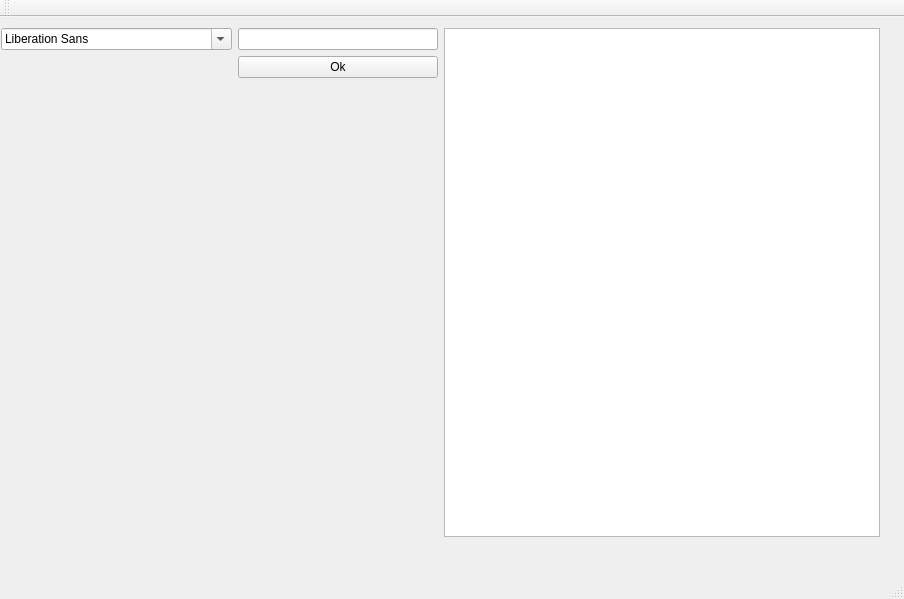
First picture: the form in interface/mainwindow.ui, repository yetione/neuro, before the edit.
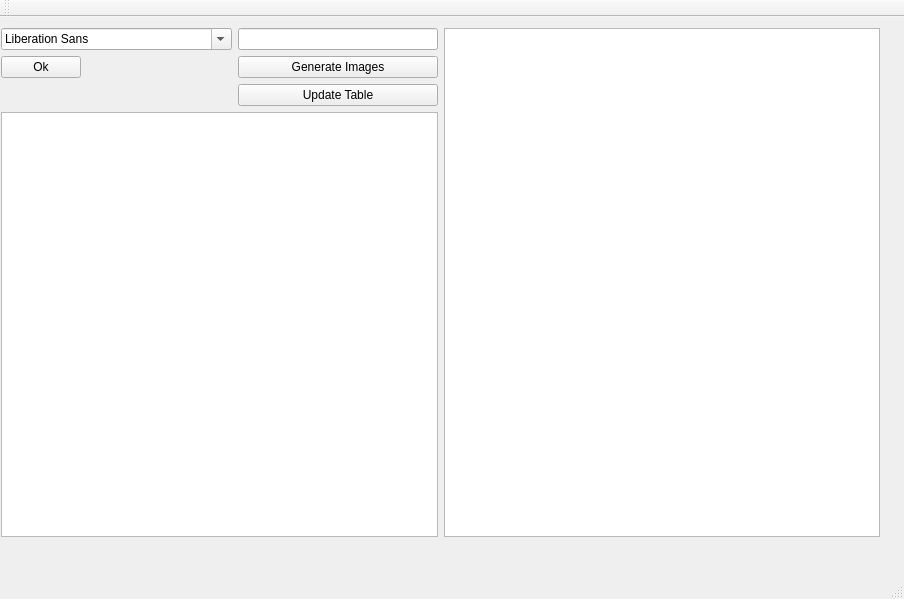
Second picture: the form after the edit.

Patch:
```diff
--- a/interface/mainwindow.ui
+++ b/interface/mainwindow.ui
@@ -32,13 +32,30 @@
        <item row="0" column="1">
         <widget class="QLineEdit" name="lineEdit"/>
        </item>
-       <item row="1" column="1">
+       <item row="2" column="0">
         <widget class="QPushButton" name="pushButton">
          <property name="text">
           <string>Ok</string>
          </property>
         </widget>
        </item>
+       <item row="2" column="1">
+        <widget class="QPushButton" name="pushButton_2">
+         <property name="text">
+          <string>Generate Images</string>
+         </property>
+        </widget>
+       </item>
+       <item row="3" column="1">
+        <widget class="QPushButton" name="pushButton_3">
+         <property name="text">
+          <string>Update Table</string>
+         </property>
+        </widget>
+       </item>
+       <item row="4" column="0" colspan="2">
+        <widget class="QTableWidget" name="tableWidget"/>
+       </item>
       </layout>
      </item>
      <item>
```
Left out of the diff: 2 changed lines with no effect on the pictures.
